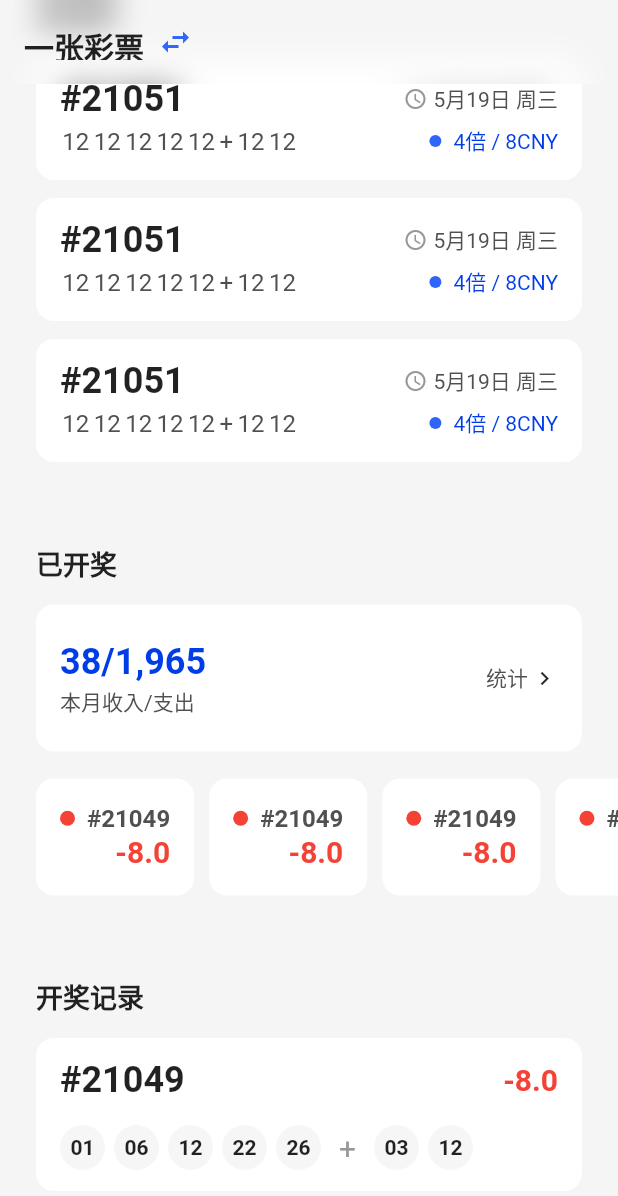
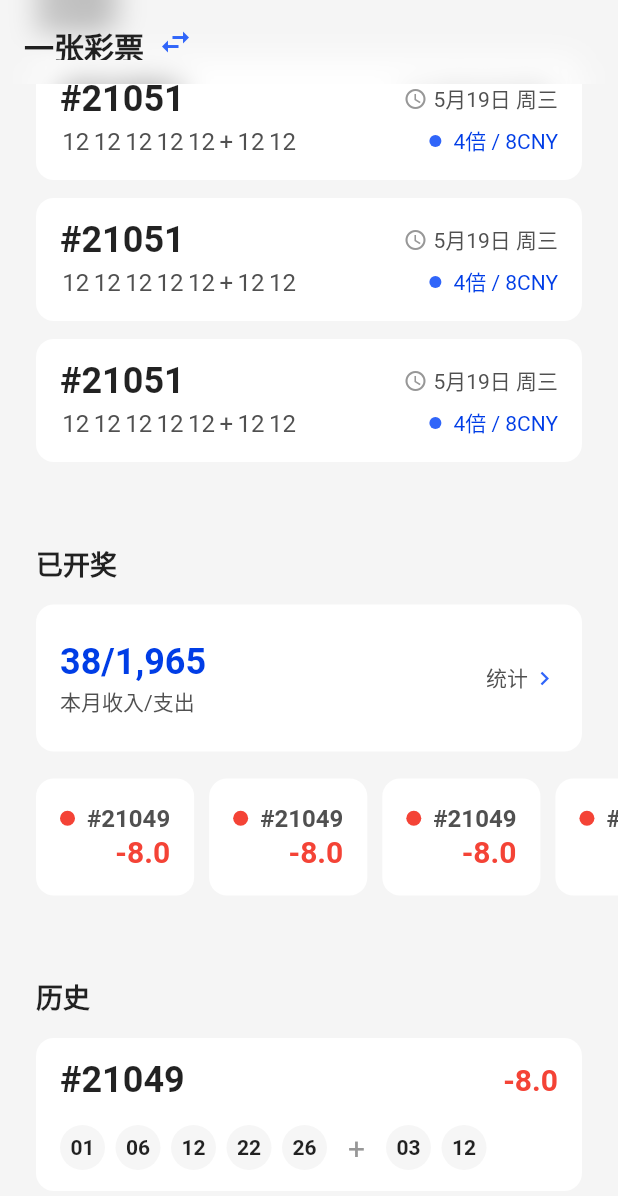
Before and after one commit to ShookLyngs/lyngs-donator, a Flutter app: the screen it shows after launch, scrolled down 304 dp, on a phone screen of 412 x 824 dp. Shown: the top 1196 px of the screen. Run offline on Flutter 3.47's test engine with Material 2 defaults, Android fonts, the phone set to English and light mode, and no system bars; our stand-ins replace flutter_sticky_header, get.

Commit message:
update(page/home): move some of widgets into another folder. update(page/home): updated styles.

```diff
--- a/lib/pages/home/checked_list.dart
+++ b/lib/pages/home/checked_list.dart
@@ -1,6 +1,6 @@
 import '../../main.dart';
-import 'list_section.dart';
-import 'radius_card.dart';
+import 'widgets/list_section.dart';
+import 'widgets/radius_card.dart';
 
 class CheckedList extends StatelessWidget {
   @override
@@ -41,9 +41,10 @@ class CheckedList extends StatelessWidget {
                   children: [
                     const Text('统计'),
                     const SizedBox(width: 2),
-                    const Icon(
+                    Icon(
                       Icons.chevron_right,
                       size: 18,
+                      color: Theme.of(context).primaryColor,
                     ),
                   ],
                 ),
--- a/lib/pages/home/history_list.dart
+++ b/lib/pages/home/history_list.dart
@@ -1,12 +1,13 @@
 import '../../main.dart';
-import 'list_section.dart';
-import 'radius_card.dart';
+import 'widgets/list_more_button.dart';
+import 'widgets/list_section.dart';
+import 'widgets/radius_card.dart';
 
 class HistoryList extends StatelessWidget {
   @override
   Widget build(BuildContext context) {
     return ListSection(
-      title: '开奖记录',
+      title: '历史',
       children: [
         HistoryListItem(
           title: '#21048',
@@ -16,6 +17,16 @@ class HistoryList extends StatelessWidget {
             [3, 12],
           ],
         ),
+        HistoryListItem(
+          title: '#21048',
+          amount: -8,
+          balls: [
+            [1, 6, 12, 22, 26],
+            [3, 12],
+          ],
+        ),
+
+        ListMoreButton(text: '历史开奖'),
       ],
     );
   }
@@ -83,7 +94,7 @@ class HistoryListItem extends StatelessWidget {
                 ));
               },
               separatorBuilder: (_, index) => Padding(
-                padding: const EdgeInsets.only(left: 6, right: 12),
+                padding: const EdgeInsets.only(left: 7, right: 14),
                 child: Center(child: Text('+',
                   style: Theme.of(context).textTheme.caption!.copyWith(
                     fontSize: 20,
@@ -110,7 +121,7 @@ class NumberBall extends StatelessWidget {
   @override
   Widget build(BuildContext context) {
     return Padding(
-      padding: const EdgeInsets.only(right: 6),
+      padding: const EdgeInsets.only(right: 7),
       child: Ink(
         height: size,
         width: size,
--- a/lib/pages/home/watching_list.dart
+++ b/lib/pages/home/watching_list.dart
@@ -1,6 +1,6 @@
 import '../../main.dart';
-import 'list_section.dart';
-import 'radius_card.dart';
+import 'widgets/list_section.dart';
+import 'widgets/radius_card.dart';
 
 class WatchingList extends StatelessWidget {
   @override
--- a/lib/pages/home/list_section.dart
+++ b/lib/pages/home/widgets/list_section.dart
@@ -1,4 +1,4 @@
-import '../../main.dart';
+import '../../../main.dart';
 
 enum ListSectionDirection {
   row,
--- a/lib/pages/home/radius_card.dart
+++ b/lib/pages/home/widgets/radius_card.dart
@@ -1,4 +1,4 @@
-import '../../main.dart';
+import '../../../main.dart';
 
 class RadiusCard extends StatelessWidget {
   final Widget child;
@@ -6,6 +6,7 @@ class RadiusCard extends StatelessWidget {
   final ShapeBorder? innerBorderRadius;
   final EdgeInsetsGeometry? outerPadding;
   final EdgeInsetsGeometry? innerPadding;
+  final Color? color;
   final void Function()? onTap;
 
   RadiusCard({
@@ -14,6 +15,7 @@ class RadiusCard extends StatelessWidget {
     this.innerBorderRadius,
     this.outerPadding,
     this.innerPadding,
+    this.color,
     this.onTap,
   });
 
@@ -23,7 +25,7 @@ class RadiusCard extends StatelessWidget {
       padding: outerPadding ?? const EdgeInsets.symmetric(vertical: 6),
       child: Ink(
         decoration: BoxDecoration(
-          color: Theme.of(context).cardColor,
+          color: color ?? Theme.of(context).cardColor,
           borderRadius: outerBorderRadius ?? const BorderRadius.all(
             Radius.circular(12),
           ),
```
